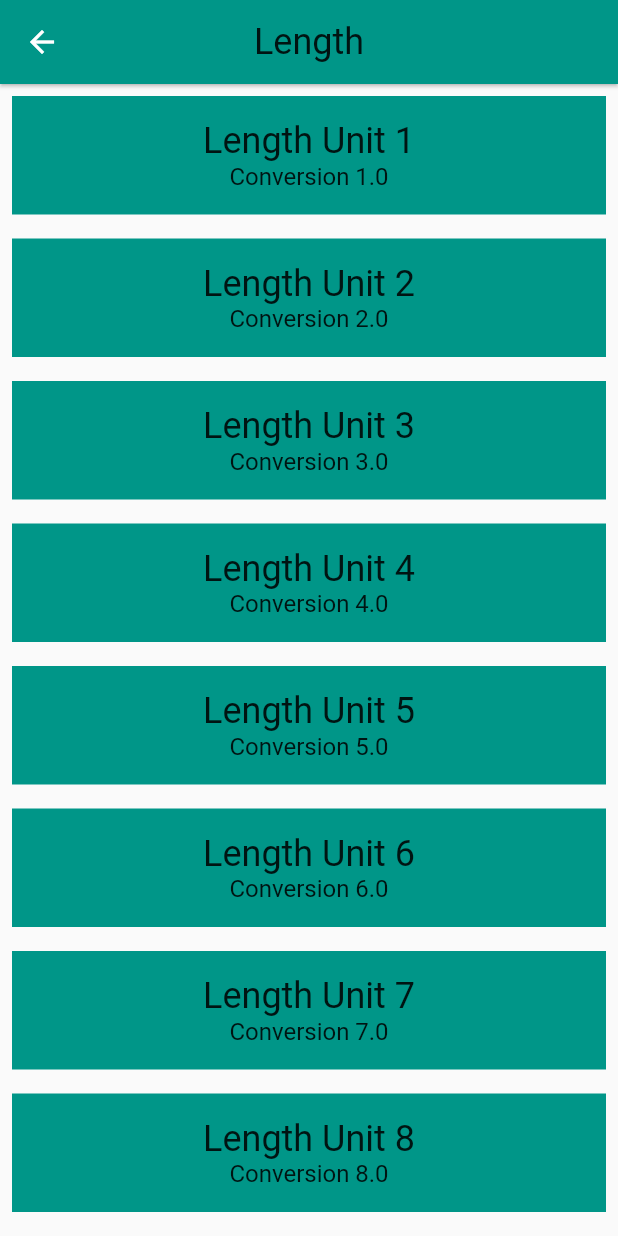
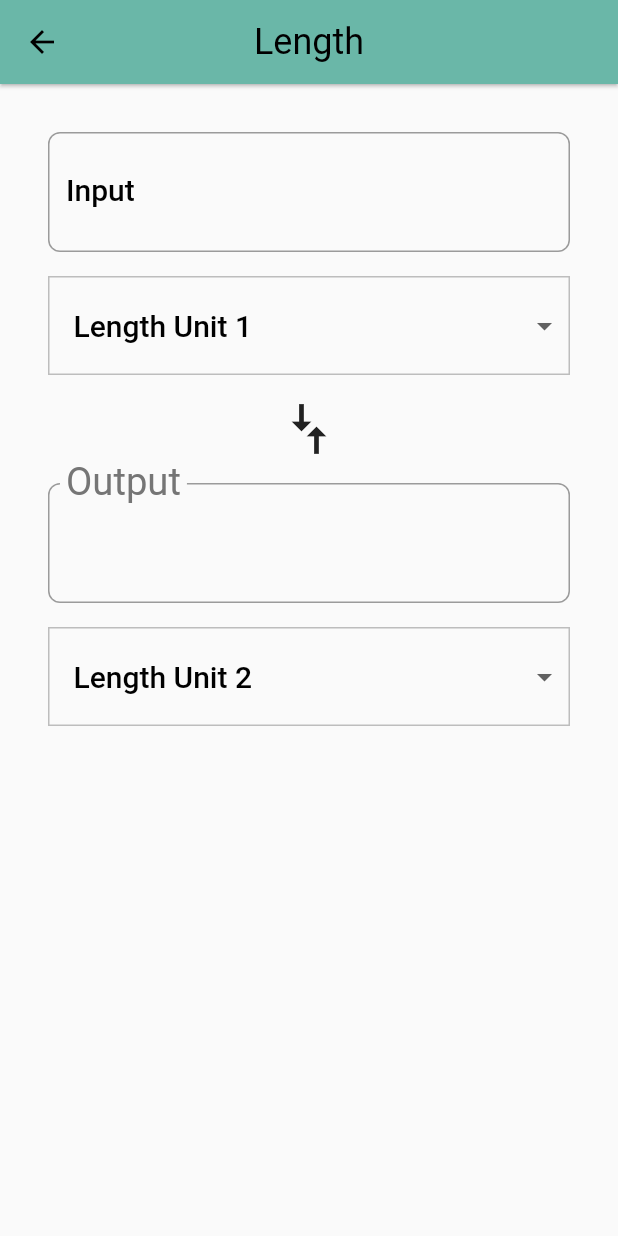
Before and after one commit to ba6ba/Udacity-course-Flutter, a Flutter app: the screen it shows after launch, after a tap on "Length", on a phone screen of 412 x 824 dp. Run offline on Flutter 3.47's test engine with Material 2 defaults, Android fonts, the phone set to English and light mode, and no system bars.

Commit message:
implementation of input and conversion

```diff
--- a/lib/converter_route.dart
+++ b/lib/converter_route.dart
@@ -3,6 +3,8 @@
 import 'package:flutter/cupertino.dart';
 import 'package:flutter/material.dart';
 import 'package:flutterudacityapp/unit.dart';
+
+const _padding = EdgeInsets.all(16.0);
 
 class ConverterScreen extends StatefulWidget {
   final Color color;
@@ -17,29 +19,196 @@
 }
 
 class _ConverterScreenState extends State<ConverterScreen> {
+  Unit _fromValue;
+  Unit _toValue;
+  double _inputValue;
+  String _outputValue = '';
+  List<DropdownMenuItem> _dropDownMenuItems = List();
+  bool _showValidationError = false;
+
+  @override
+  void initState() {
+    super.initState();
+    _createDropDownMenuItems();
+    _setDefaults();
+  }
+
+  void _createDropDownMenuItems() {
+    var newItems = <DropdownMenuItem>[];
+    for (var unit in widget.units) {
+      newItems.add(DropdownMenuItem(
+        value: unit.name,
+        child: Container(
+          child: Text(
+            unit.name,
+            softWrap: true,
+          ),
+        ),
+      ));
+    }
+    setState(() {
+      _dropDownMenuItems = newItems;
+    });
+  }
+
+  void _setDefaults() {
+    setState(() {
+      _fromValue = widget.units[0];
+      _toValue = widget.units[1];
+    });
+  }
+
+  /// Clean up conversion; trim trailing zeros, e.g. 5.500 -> 5.5, 10.0 -> 10
+  String format(double conversion) {
+    var outputNum = conversion.toStringAsPrecision(7);
+    if (outputNum.contains('.') && outputNum.endsWith('0')) {
+      var i = outputNum.length - 1;
+      while (outputNum[i] == '0') {
+        i -= 1;
+      }
+      outputNum = outputNum.substring(0, i + 1);
+    }
+    if (outputNum.endsWith('.')) {
+      return outputNum.substring(0, outputNum.length - 1);
+    }
+    return outputNum;
+  }
+
+  void _updateConversion() {
+    setState(() {
+      _outputValue =
+          format(_inputValue * (_toValue.conversion / _fromValue.conversion));
+    });
+  }
+
+  void _updateInputValue(String input) {
+    setState(() {
+      if (input == null || input.isEmpty) {
+        _outputValue = '';
+      } else {
+        try {
+          final inputInDouble = double.parse(input);
+          _showValidationError = false;
+          _inputValue = inputInDouble;
+          _updateConversion();
+        } on Exception catch (e) {
+          print('Error: $e');
+          _showValidationError = true;
+        }
+      }
+    });
+  }
+
+  Unit _getUnit(String unitName) {
+    return widget.units.firstWhere((Unit unit) {
+      return unit.name == unitName;
+    }, orElse: null);
+  }
+
+  void _updateFromConversion(dynamic unitName) {
+    setState(() {
+      _fromValue = _getUnit(unitName);
+    });
+    if (_inputValue != null) {
+      _updateConversion();
+    }
+  }
+
+  void _updateToConversion(dynamic unitName) {
+    setState(() {
+      _toValue = _getUnit(unitName);
+    });
+    if (_inputValue != null) {
+      _updateConversion();
+    }
+  }
+
+  Widget _createDropDown(String currentValue, ValueChanged<dynamic> onChanged) {
+    return Container(
+      margin: EdgeInsets.only(top: 16.0),
+      decoration: BoxDecoration(
+        color: Colors.grey[50],
+        border: Border.all(color: Colors.grey[400], width: 1.0),
+      ),
+      padding: EdgeInsets.symmetric(vertical: 8.0),
+      child: Theme(
+        data: Theme.of(context).copyWith(canvasColor: Colors.grey[50]),
+        child: DropdownButtonHideUnderline(
+          child: ButtonTheme(
+            alignedDropdown: true,
+            child: DropdownButton(
+              value: currentValue,
+              items: _dropDownMenuItems,
+              onChanged: onChanged,
+              style: Theme.of(context).textTheme.title,
+            ),
+          ),
+        ),
+      ),
+    );
+  }
+
   @override
   Widget build(BuildContext context) {
-    final unitWidgets = widget.units.map((Unit unit) {
-      return Container(
-        color: widget.color,
-        margin: EdgeInsets.all(8.0),
-        padding: EdgeInsets.all(16.0),
-        child: Column(
-          children: <Widget>[
-            Text(
-              unit.name,
-              style: Theme.of(context).textTheme.headline,
+    final input = Padding(
+      padding: _padding,
+      child: Column(
+        crossAxisAlignment: CrossAxisAlignment.stretch,
+        children: <Widget>[
+          TextField(
+            style: Theme.of(context).textTheme.display1,
+            decoration: InputDecoration(
+                labelStyle: Theme.of(context).textTheme.title,
+                errorText:
+                    _showValidationError ? 'Invalid number entered' : null,
+                labelText: 'Input',
+                border: OutlineInputBorder(
+                    borderRadius: BorderRadius.circular(8.0))),
+            keyboardType: TextInputType.number,
+            onChanged: _updateInputValue,
+          ),
+          _createDropDown(_fromValue.name, _updateFromConversion)
+        ],
+      ),
+    );
+
+    final arrows = RotatedBox(
+      quarterTurns: 1,
+      child: Icon(
+        Icons.compare_arrows,
+        size: 40.0,
+      ),
+    );
+
+    final output = Padding(
+      padding: _padding,
+      child: Column(
+        crossAxisAlignment: CrossAxisAlignment.stretch,
+        children: <Widget>[
+          InputDecorator(
+            child: Text(
+              _outputValue,
+              style: Theme.of(context).textTheme.display1,
             ),
-            Text(
-              'Conversion ${unit.conversion}',
-              style: Theme.of(context).textTheme.subhead,
-            )
-          ],
-        ),
-      );
-    }).toList();
-    return ListView(
-      children: unitWidgets,
+            decoration: InputDecoration(
+                labelText: 'Output',
+                labelStyle: Theme.of(context).textTheme.display1,
+                border: OutlineInputBorder(
+                    borderRadius: BorderRadius.circular(8.0))),
+          ),
+          _createDropDown(_toValue.name, _updateToConversion)
+        ],
+      ),
+    );
+
+    final converter = Column(
+      crossAxisAlignment: CrossAxisAlignment.stretch,
+      children: <Widget>[input, arrows, output],
+    );
+
+    return Padding(
+      padding: _padding,
+      child: converter,
     );
   }
 }
--- a/lib/main.dart
+++ b/lib/main.dart
@@ -26,6 +26,14 @@
       debugShowCheckedModeBanner: false,
       title: 'Unit Converter',
       home: CategoryScreen(),
+      theme: ThemeData(
+        textTheme: Theme.of(context).textTheme.apply(
+          bodyColor: Colors.black,
+          displayColor: Colors.grey[600]
+        ),
+        primaryColor: Colors.amber,
+        textSelectionHandleColor: Colors.lightGreenAccent
+      ),
     );
   }
 }
```
Also changed, not shown: lib/category_screen.dart (+34 -9 lines).
